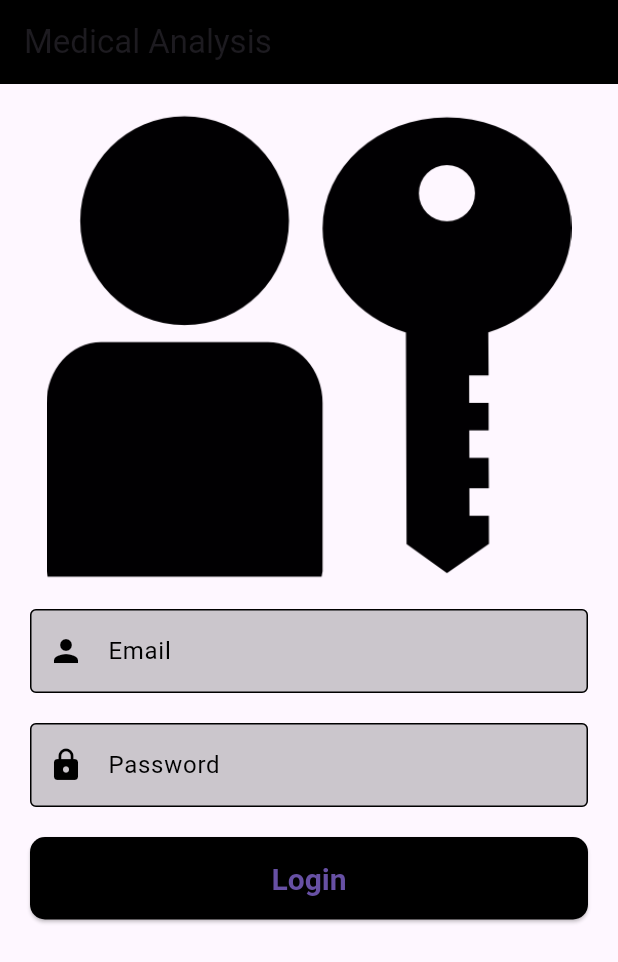
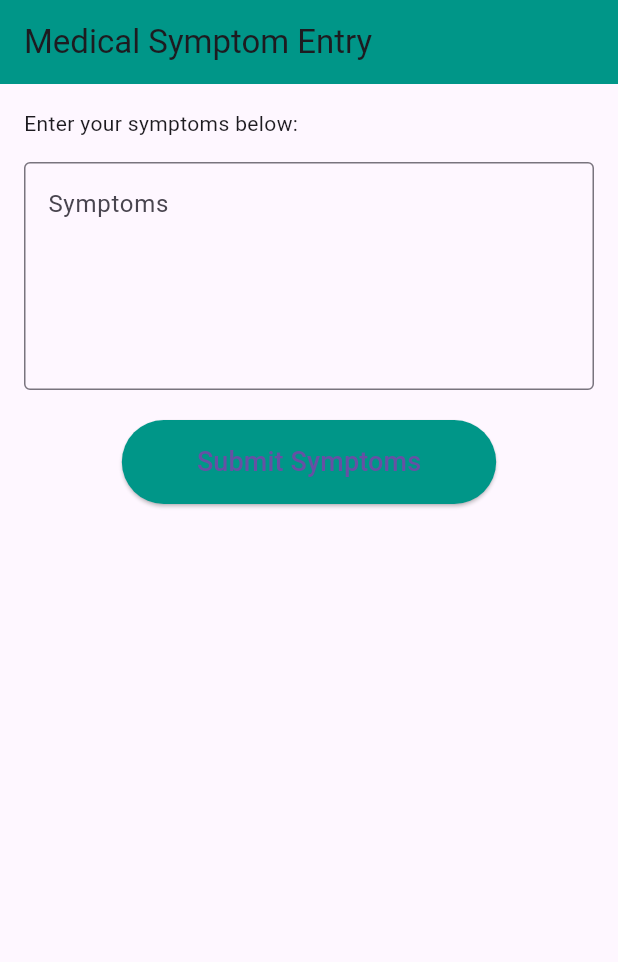
Before and after one commit to Kerwin-DWY/Hackathon, a Flutter app: the screen it shows after launch, after a tap on "Login", on a phone screen of 412 x 824 dp. Shown: the top 962 px of the screen. Run offline on Flutter 3.47's test engine with Material 3 defaults, Android fonts, the phone set to English and light mode, and no system bars; our stand-ins replace flutter_dotenv; missing offline and left inert: amazon_cognito_identity_dart_2.

```diff
--- a/lib/Data/Services/AWS/aws_cognito.dart
+++ b/lib/Data/Services/AWS/aws_cognito.dart
@@ -19,6 +19,7 @@ class AWSServices {
     try {
       session = await cognitoUser.authenticateUser(authDetails);
       debugPrint('Login Success...');
+      return true;
     } on CognitoUserNewPasswordRequiredException catch (e) {
       debugPrint('CognitoUserNewPasswordRequiredException $e');
     } on CognitoUserMfaRequiredException catch (e) {
--- a/lib/Presentation/Declarations/Constants/Images/image_files.dart
+++ b/lib/Presentation/Declarations/Constants/Images/image_files.dart
@@ -1 +1 @@
-List loginImages = ['assets/Images/login.png'];
+List loginImages = ['assets/Images/login''.png'];
--- /dev/null
+++ b/lib/Presentation/Screens/Login/UI/homePage.dart
@@ -0,0 +1,108 @@
+import 'package:flutter/material.dart';
+import 'package:http/http.dart' as http;
+import 'dart:convert';
+
+class HomePage extends StatefulWidget {
+  const HomePage({super.key});
+
+  @override
+  State<HomePage> createState() => _HomePageState();
+}
+
+class _HomePageState extends State<HomePage> {
+  final TextEditingController symptomsController = TextEditingController();
+
+  final String apiUrl = 'https://your-api-gateway-url.amazonaws.com/prod/submitMedicalInfo';
+
+  // Function to send the data to the API Gateway
+  Future<void> submitSymptoms() async {
+    final String symptoms = symptomsController.text;
+
+    if (symptoms.isEmpty) {
+      // If the input field is empty, show an error message
+      ScaffoldMessenger.of(context).showSnackBar(
+        const SnackBar(content: Text('Please enter your symptoms')),
+      );
+      return;
+    }
+
+    try {
+      // Send the POST request to the API Gateway
+      final response = await http.post(
+        Uri.parse(apiUrl),
+        headers: {
+          'Content-Type': 'application/json',
+        },
+        body: jsonEncode({
+          'symptoms': symptoms,  // Send the symptoms in the request body
+        }),
+      );
+
+      // Check if the request was successful
+      if (response.statusCode == 200) {
+        ScaffoldMessenger.of(context).showSnackBar(
+          const SnackBar(content: Text('Symptoms submitted successfully!')),
+        );
+      } else {
+        ScaffoldMessenger.of(context).showSnackBar(
+          SnackBar(content: Text('Failed to submit symptoms. Error code: ${response.statusCode}')),
+        );
+      }
+    } catch (e) {
+      // Handle any errors that occur during the request
+      ScaffoldMessenger.of(context).showSnackBar(
+        SnackBar(content: Text('Error: $e')),
+      );
+    }
+  }
+
+  @override
+  Widget build(BuildContext context) {
+    return Scaffold(
+      appBar: AppBar(
+        title: const Text("Medical Symptom Entry"),
+        backgroundColor: Colors.teal,
+      ),
+      body: Padding(
+        padding: const EdgeInsets.all(16.0), // Adds padding around the content
+        child: Column(
+          crossAxisAlignment: CrossAxisAlignment.start,
+          children: [
+            Text(
+              'Enter your symptoms below:',
+              style: Theme.of(context).textTheme.bodyMedium, // Title for textbox
+            ),
+            const SizedBox(height: 16), // Adds space between the title and the textbox
+            TextField(
+              controller: symptomsController, // Capture the input from the user
+              maxLines: 5, // Allows multiline input
+              decoration: const InputDecoration(
+                border: OutlineInputBorder(),
+                labelText: 'Symptoms', // Placeholder text for the field
+                hintText: 'e.g., fever, cough, headache',
+                alignLabelWithHint: true, // Aligns label at the top
+              ),
+            ),
+            const SizedBox(height: 20),
+            Center(
+              child: ElevatedButton(
+                style: ElevatedButton.styleFrom(
+                  backgroundColor: Colors.teal, // Button color
+                  padding: const EdgeInsets.symmetric(horizontal: 50, vertical: 15),
+                ),
+                onPressed: () {
+                  // Call the submit function when the button is pressed
+                  submitSymptoms();
+                },
+                child: const Text(
+                  'Submit Symptoms',
+                  style: TextStyle(fontSize: 18),
+                ),
+              ),
+            ),
+          ],
+        ),
+      ),
+    );
+  }
+}
--- a/lib/Presentation/Screens/Login/UI/login_page.dart
+++ b/lib/Presentation/Screens/Login/UI/login_page.dart
@@ -1,5 +1,4 @@
 import 'package:flutter/material.dart';
-
 import '../../../../Data/Services/AWS/aws_cognito.dart';
 import '../../../Components/app_bar.dart';
 import '../../../Components/primary_btn.dart';
@@ -7,6 +6,7 @@ import '../../../Components/spacer.dart';
 import '../../../Declarations/Constants/Images/image_files.dart';
 import '../../../Declarations/Constants/constants.dart';
 import '../Widgets/input_field.dart';
+import 'homePage.dart';
 
 class LoginPage extends StatefulWidget {
   const LoginPage({super.key, required this.title});
@@ -23,8 +23,9 @@ class _LoginPageState extends State<LoginPage> {
 
   @override
   void initState() {
-    emailController = TextEditingController();
-    passwordController = TextEditingController();
+    // Initialize the controllers with default text
+    emailController = TextEditingController(text: "wdu07@student.ubc.ca");
+    passwordController = TextEditingController(text: "Kerwin@1234");
     super.initState();
   }
 
@@ -77,6 +78,28 @@ class _LoginPageState extends State<LoginPage> {
     );
   }
 
-  login(String email, String password) =>
-      AWSServices().createInitialRecord(email, password);
+  // Update the login function
+  Future<void> login(String email, String password) async {
+    try {
+      final success = await AWSServices().createInitialRecord(email, password);
+
+      if (success) {
+        // Navigate to HomePage after successful login
+        Navigator.pushReplacement(
+          context,
+          MaterialPageRoute(builder: (context) => const HomePage()),
+        );
+      } else {
+        // Handle login failure (show an error message, etc.)
+        ScaffoldMessenger.of(context).showSnackBar(
+          const SnackBar(content: Text('Login failed!')),
+        );
+      }
+    } catch (e) {
+      // Handle exceptions
+      ScaffoldMessenger.of(context).showSnackBar(
+        SnackBar(content: Text('Error: $e')),
+      );
+    }
+  }
 }
```
Also changed, not shown: 1 other file.
